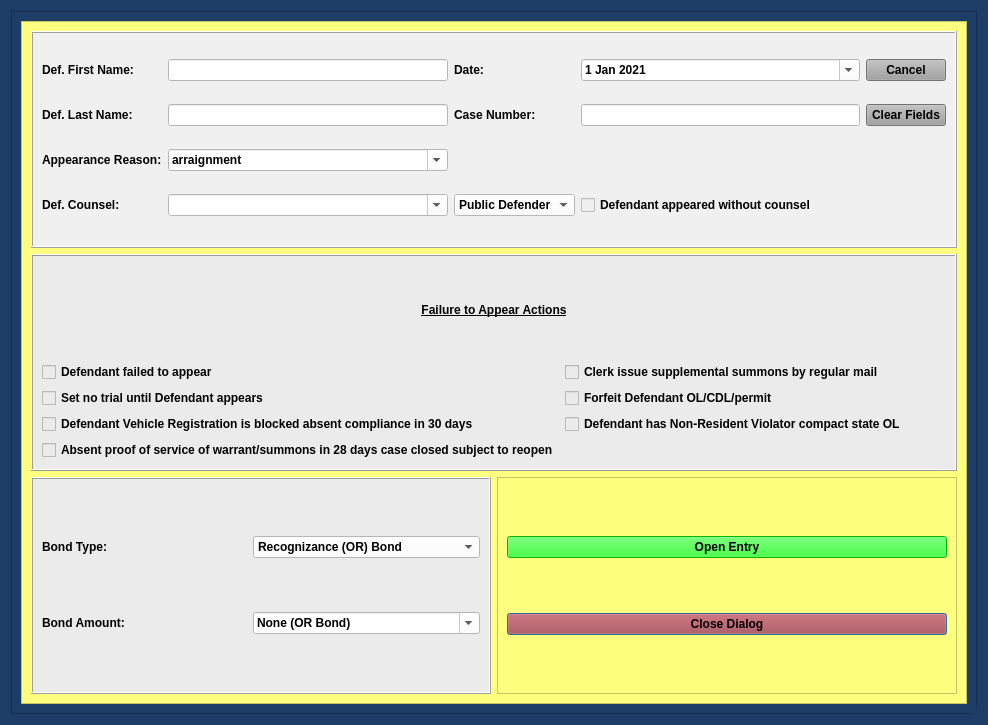
Old version of the form package/views/ui/FailureToAppearDialog.ui in the repository HunterProgram22/MuniEntry.
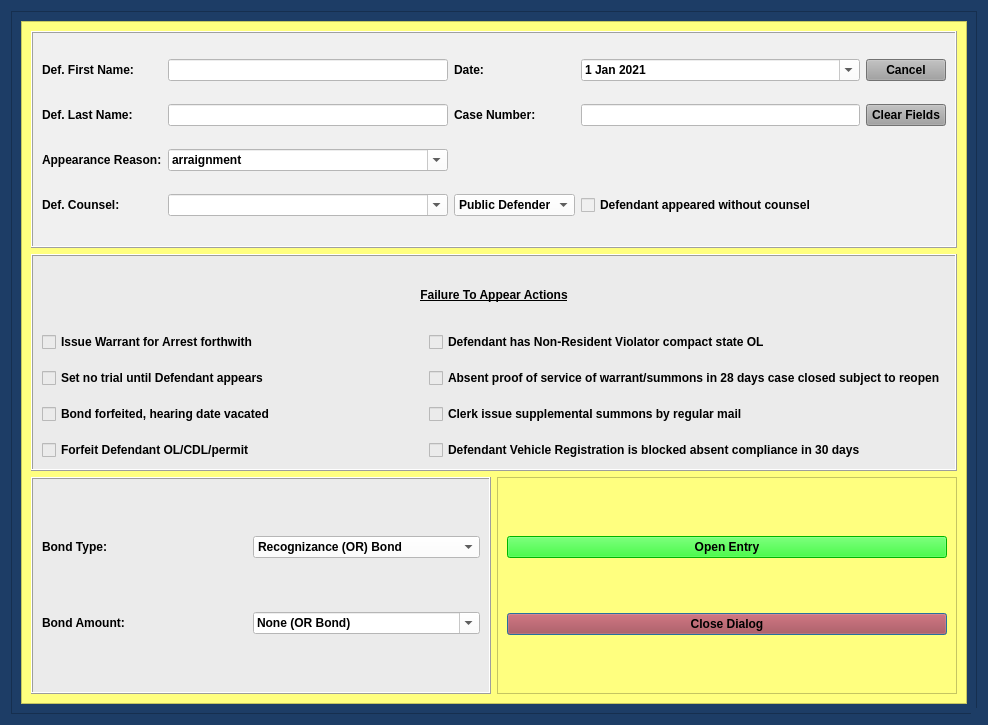
New version of the form.

Commit message: All checkboxes passing (pytest issue with size of text for checkbox)

What changed in the file:
```diff
--- a/package/views/ui/FailureToAppearDialog.ui
+++ b/package/views/ui/FailureToAppearDialog.ui
@@ -563,46 +563,27 @@
             <property name="frameShadow">
              <enum>QFrame::Raised</enum>
             </property>
+            <layout class="QGridLayout" name="gridLayout_6">
+             <item row="2" column="0">
             <layout class="QGridLayout" name="gridLayout_3">
-             <item row="1" column="0">
-              <widget class="QCheckBox" name="failed_to_appear_checkBox">
-               <property name="text">
-                <string>Defendant failed to appear</string>
+               <property name="verticalSpacing">
+                <number>16</number>
                </property>
-              </widget>
-             </item>
-             <item row="5" column="0">
-              <widget class="QCheckBox" name="registration_block_checkBox">
+               <item row="0" column="0">
+                <widget class="QCheckBox" name="arrest_warrant_checkBox">
                <property name="text">
-                <string>Defendant Vehicle Registration is blocked absent compliance in 30 days</string>
+                  <string>Issue Warrant for Arrest forthwith</string>
                </property>
               </widget>
              </item>
-             <item row="5" column="1">
+               <item row="0" column="1">
               <widget class="QCheckBox" name="non_resident_license_checkBox">
                <property name="text">
                 <string>Defendant has Non-Resident Violator compact state OL</string>
                </property>
               </widget>
              </item>
-             <item row="6" column="0">
-              <widget class="QCheckBox" name="proof_of_service_checkBox">
-               <property name="text">
-                <string>Absent proof of service of warrant/summons in 28 days case closed subject to reopen</string>
-               </property>
-              </widget>
-             </item>
-             <item row="0" column="0" colspan="2">
-              <widget class="QLabel" name="label_4">
-               <property name="text">
-                <string>&lt;html&gt;&lt;head/&gt;&lt;body&gt;&lt;p&gt;&lt;span style=&quot; font-weight:600; text-decoration: underline;&quot;&gt;Failure to Appear Actions&lt;/span&gt;&lt;/p&gt;&lt;/body&gt;&lt;/html&gt;</string>
-               </property>
-               <property name="alignment">
-                <set>Qt::AlignCenter</set>
-               </property>
-              </widget>
-             </item>
-             <item row="2" column="0">
+               <item row="1" column="0">
               <widget class="QCheckBox" name="set_no_trial_checkBox">
                <property name="text">
                 <string>Set no trial until Defendant appears</string>
@@ -610,16 +591,49 @@
               </widget>
              </item>
              <item row="1" column="1">
+                <widget class="QCheckBox" name="proof_of_service_checkBox">
+                 <property name="text">
+                  <string>Absent proof of service of warrant/summons in 28 days case closed subject to reopen</string>
+                 </property>
+                </widget>
+               </item>
+               <item row="2" column="1">
               <widget class="QCheckBox" name="supplemental_summons_checkBox">
                <property name="text">
                 <string>Clerk issue supplemental summons by regular mail</string>
                </property>
               </widget>
              </item>
-             <item row="2" column="1">
+               <item row="3" column="0">
               <widget class="QCheckBox" name="operator_license_checkBox">
                <property name="text">
                 <string>Forfeit Defendant OL/CDL/permit</string>
+                 </property>
+                </widget>
+               </item>
+               <item row="3" column="1">
+                <widget class="QCheckBox" name="registration_block_checkBox">
+                 <property name="text">
+                  <string>Defendant Vehicle Registration is blocked absent compliance in 30 days</string>
+                 </property>
+                </widget>
+               </item>
+               <item row="2" column="0">
+                <widget class="QCheckBox" name="bond_forfeited_checkBox">
+                 <property name="text">
+                  <string>Bond forfeited, hearing date vacated</string>
+                 </property>
+                </widget>
+               </item>
+              </layout>
+             </item>
+             <item row="0" column="0">
+              <widget class="QLabel" name="label_4">
+               <property name="text">
+                <string>&lt;html&gt;&lt;head/&gt;&lt;body&gt;&lt;p&gt;&lt;span style=&quot; font-weight:600; text-decoration: underline;&quot;&gt;Failure To Appear Actions&lt;/span&gt;&lt;/p&gt;&lt;/body&gt;&lt;/html&gt;</string>
+               </property>
+               <property name="alignment">
+                <set>Qt::AlignCenter</set>
                </property>
               </widget>
              </item>
```
Left out of the diff: 24 changed lines with no effect on the pictures. Lines whose indentation alone changed are shown as unchanged. The commit also changes 4 other files.
